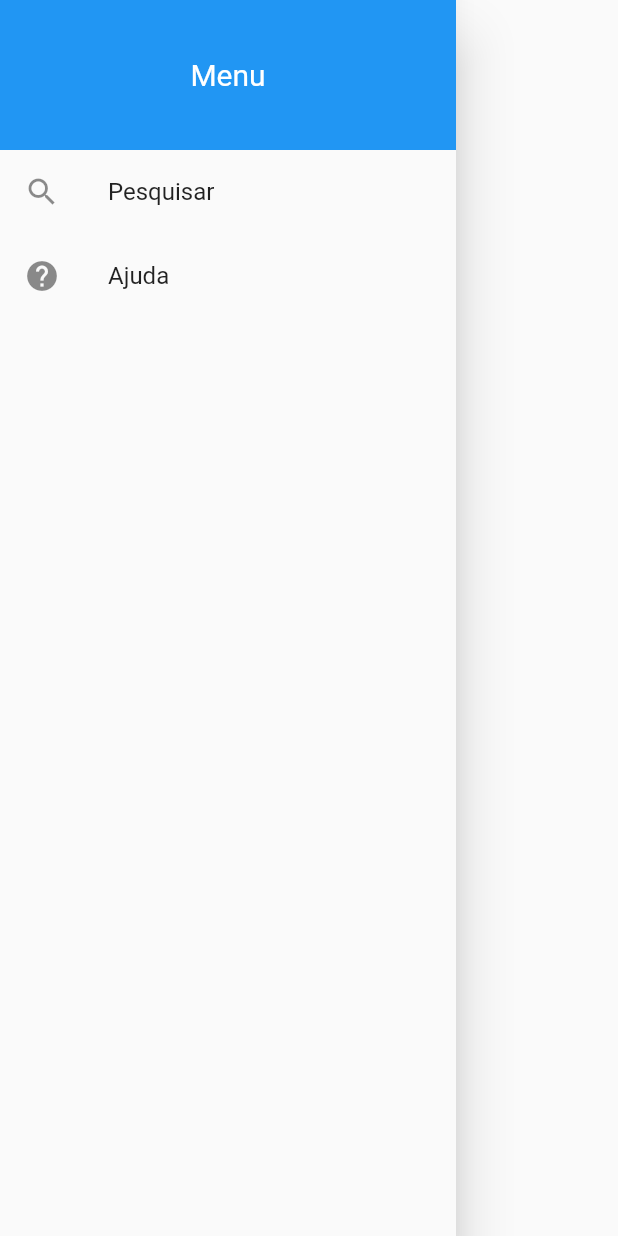
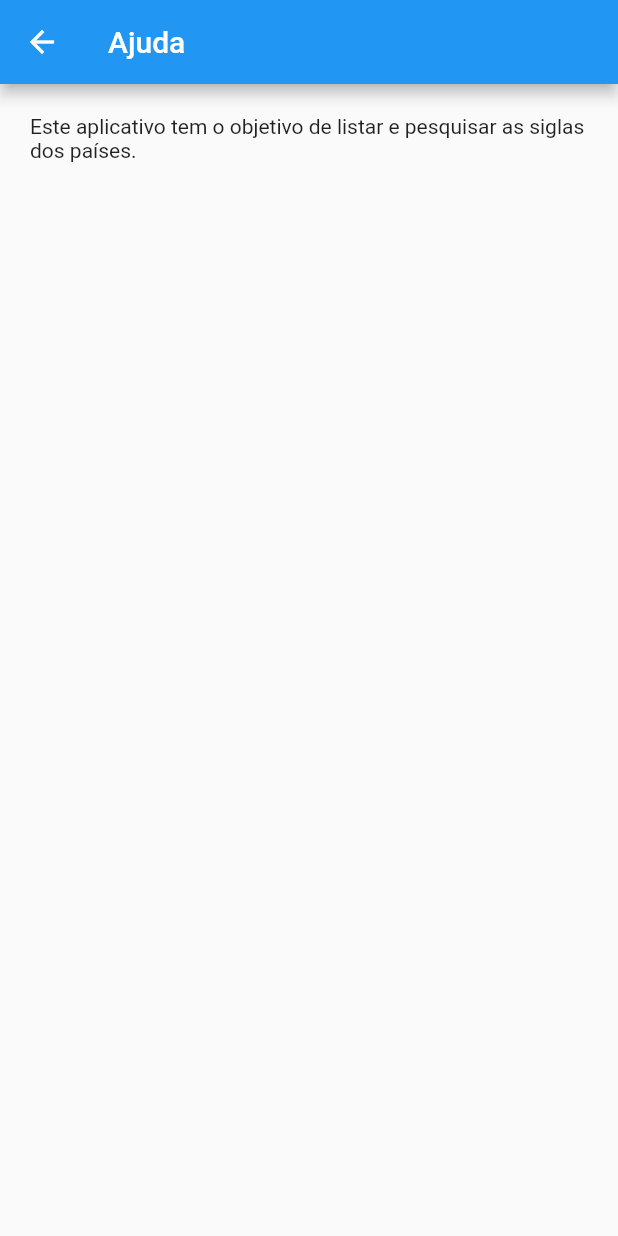
Before and after one commit to rumbleh/sigla_pais_app, a Flutter app: the Menu widget shown alone on an empty page, opened directly, after a tap on "Ajuda", on a phone screen of 412 x 824 dp. Run offline on Flutter 3.47's test engine with Material 2 defaults, Android fonts, the phone set to English and light mode, and no system bars; network calls fail.

```diff
--- /dev/null
+++ b/lib/view/ajuda.dart
@@ -0,0 +1,19 @@
+import 'package:flutter/material.dart';
+
+class Ajuda extends StatelessWidget {
+  @override
+  Widget build(BuildContext context) {
+    return Scaffold(
+      appBar: AppBar(
+        title: Text("Ajuda"),
+      ),
+      body: Container(
+        child: Padding(
+          padding: const EdgeInsets.all(20.0),
+          child: Text("Este aplicativo tem o objetivo de listar e "
+              "pesquisar as siglas dos países."),
+        ),
+      ),
+    );
+  }
+}
--- a/lib/view/menu.dart
+++ b/lib/view/menu.dart
@@ -1,4 +1,5 @@
 import 'package:flutter/material.dart';
+import 'package:sigla_pais_app/view/ajuda.dart';
 
 class Menu extends StatelessWidget {
   @override
@@ -28,7 +29,13 @@ class Menu extends StatelessWidget {
               ListTile(
                   leading: Icon(Icons.help),
                   title: Text("Ajuda"),
-                  onTap: () => {}),
+                  onTap: () {
+                    Navigator.pop(context);
+                    Navigator.push(
+                        context,
+                        MaterialPageRoute(
+                            builder: (BuildContext context) => Ajuda()));
+                  }),
             ],
           ),
         ),
```
Also changed, not shown: lib/view/paises_dados.dart (added, +36 -0 lines), lib/view/paises_screen.dart (+2 -7 lines).
